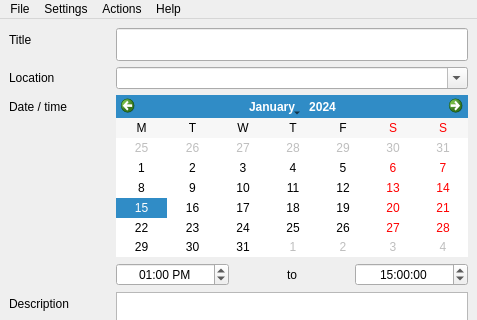
This is ui/MainWindow.ui in MakeICT/event-creator as Qt 5 draws it before an edit; both pictures show x 0 to 477 and y 0 to 320 of the 477 by 693 pixel window. The edited form follows.
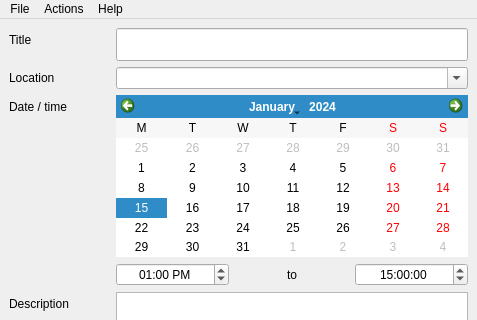
This is the edited form.

Commit message: ui tweaks and start readme

Patch:
```diff
--- a/ui/MainWindow.ui
+++ b/ui/MainWindow.ui
@@ -280,15 +280,9 @@
      <x>0</x>
      <y>0</y>
      <width>477</width>
-     <height>30</height>
+     <height>27</height>
     </rect>
    </property>
-   <widget class="QMenu" name="menuPlugins">
-    <property name="title">
-     <string>Settings</string>
-    </property>
-    <addaction name="actionOptions"/>
-   </widget>
    <widget class="QMenu" name="menuHelp">
     <property name="title">
      <string>Help</string>
@@ -310,7 +304,6 @@
     <addaction name="actionExit"/>
    </widget>
    <addaction name="menuFile"/>
-   <addaction name="menuPlugins"/>
    <addaction name="menuActions"/>
    <addaction name="menuHelp"/>
   </widget>
```
Left out of the diff: 8 changed lines with no effect on the pictures. The commit also changes 6 other files.
